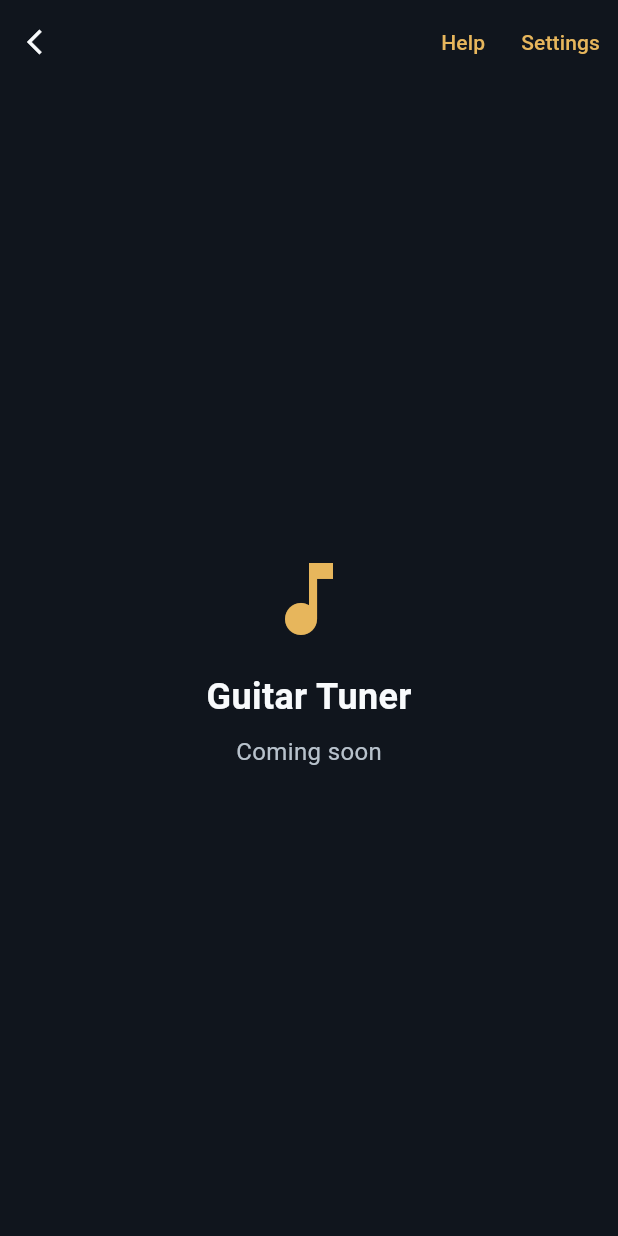
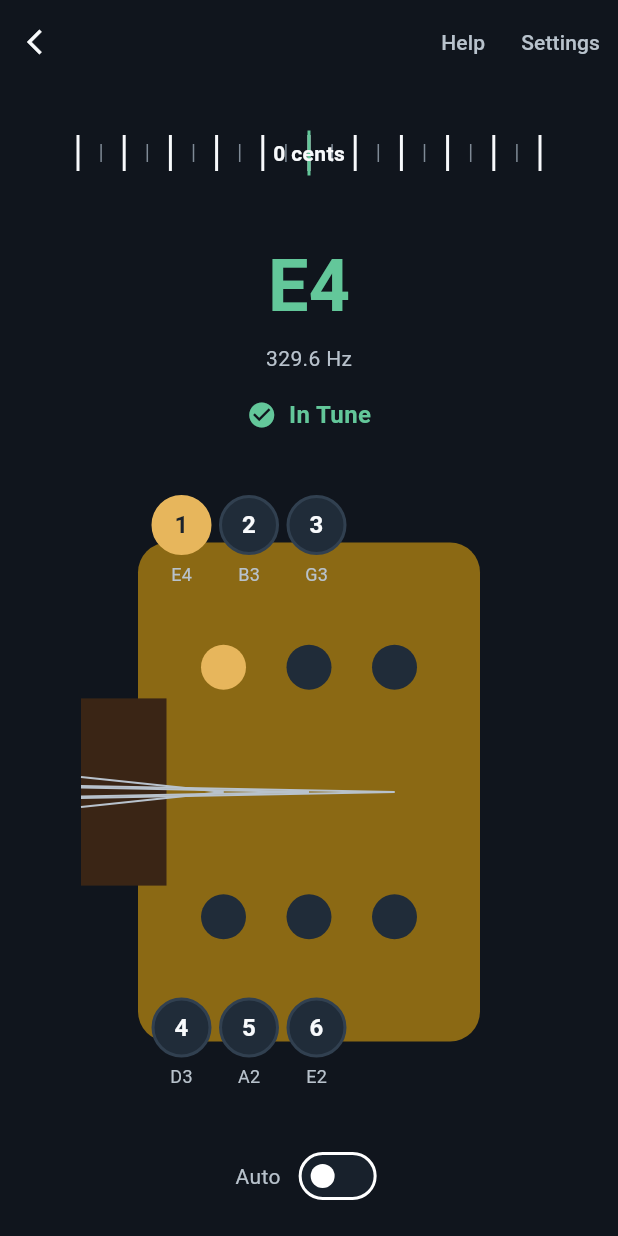
Before and after one commit to justinfcat007-tech/tuner-app, a Flutter app: the GuitarTunerScreen screen opened by its route, on a phone screen of 412 x 824 dp. Run offline on Flutter 3.47's test engine with Material 3 defaults, Android fonts, the phone set to English and light mode, and no system bars; our stand-ins replace flutter_riverpod, go_router, shared_preferences; accounts and stored records are empty; Roboto replaces fonts that are missing (Georgia).

Commit message:
feat: Flutter phase 4 - Guitar tuner screen with headstock and meter
- Created GuitarHeadstock widget (3+3 peg layout, CustomPaint)
  - Tap peg to select string
  - Active peg highlighted with accent color
  - String labels and note names displayed
- Created TuningMeter widget (horizontal scale with animated indicator)
  - -50 to +50 cents range
  - Major/minor tick marks
  - Color-coded indicator (green/yellow/red)
  - Cents display in center
- Created NoteDisplay widget (large note name + frequency)
- Created StatusIndicator widget (In Tune/Too High/Too Low)
- Implemented GuitarTunerScreen
  - App bar with Help and Settings buttons
  - Settings bottom sheet (A4 reference, auto mode)
  - Auto mode toggle
  - Full Material 3 dark theme
- All flutter analyze checks pass
- All 31 tests pass
- Code formatted with dart format

```diff
--- a/flutter_app/lib/features/guitar/presentation/guitar_tuner_screen.dart
+++ b/flutter_app/lib/features/guitar/presentation/guitar_tuner_screen.dart
@@ -1,46 +1,227 @@
 import 'package:flutter/material.dart';
+import 'package:flutter_riverpod/flutter_riverpod.dart';
+import 'package:go_router/go_router.dart';
 
 import '../../../app/theme.dart';
+import '../../../core/audio/audio_engine.dart';
+import '../../../shared/models/tunings.dart';
+import '../../tuner/presentation/widgets/tuning_meter.dart';
+import 'widgets/guitar_headstock.dart';
 
-/// Guitar tuner screen - placeholder
-class GuitarTunerScreen extends StatelessWidget {
+/// Guitar tuner screen
+class GuitarTunerScreen extends ConsumerStatefulWidget {
   const GuitarTunerScreen({super.key});
 
   @override
-  Widget build(BuildContext context) {
-    return Scaffold(
-      appBar: AppBar(
-        leading: IconButton(
-          icon: const Icon(Icons.arrow_back_ios, size: 20),
-          onPressed: () => Navigator.pop(context),
-        ),
-        actions: [
-          TextButton(onPressed: () {}, child: const Text('Help')),
-          TextButton(onPressed: () {}, child: const Text('Settings')),
-        ],
+  ConsumerState<GuitarTunerScreen> createState() => _GuitarTunerScreenState();
+}
+
+class _GuitarTunerScreenState extends ConsumerState<GuitarTunerScreen> {
+  int _selectedString = 0; // 0-5 (E4, B3, G3, D3, A2, E2)
+  bool _autoMode = false;
+  double _a4Reference = 440.0;
+
+  // Simulated pitch result (will be replaced with actual audio engine)
+  final PitchResult _pitchResult = PitchResult.empty();
+
+  List<String> get _stringNotes => guitar.strings.map((s) => s.note).toList();
+
+  void _onPegSelected(int peg) {
+    setState(() {
+      _selectedString = peg - 1;
+      _autoMode = false;
+    });
+  }
+
+  void _onNoteChange(int peg) {
+    // TODO: Show note picker dialog
+    setState(() {
+      _selectedString = peg - 1;
+    });
+  }
+
+  void _showSettings() {
+    showModalBottomSheet(
+      context: context,
+      backgroundColor: AppTheme.surface,
+      shape: const RoundedRectangleBorder(
+        borderRadius: BorderRadius.vertical(top: Radius.circular(16)),
       ),
-      body: Center(
+      builder: (context) => Padding(
+        padding: const EdgeInsets.all(24),
         child: Column(
-          mainAxisAlignment: MainAxisAlignment.center,
+          mainAxisSize: MainAxisSize.min,
+          crossAxisAlignment: CrossAxisAlignment.start,
           children: [
-            Icon(Icons.music_note, size: 64, color: AppTheme.accent),
-            const SizedBox(height: 16),
             Text(
-              'Guitar Tuner',
+              'Settings',
               style: TextStyle(
-                fontSize: 24,
+                fontSize: 20,
                 fontWeight: FontWeight.w700,
                 color: AppTheme.textPrimary,
               ),
             ),
-            const SizedBox(height: 8),
-            Text(
-              'Coming soon',
-              style: TextStyle(fontSize: 16, color: AppTheme.textSecondary),
+            const SizedBox(height: 24),
+            Row(
+              mainAxisAlignment: MainAxisAlignment.spaceBetween,
+              children: [
+                Text(
+                  'A4 Reference',
+                  style: TextStyle(color: AppTheme.textSecondary, fontSize: 16),
+                ),
+                DropdownButton<double>(
+                  value: _a4Reference,
+                  dropdownColor: AppTheme.surface,
+                  items: [440.0, 442.0, 443.0].map((freq) {
+                    return DropdownMenuItem(
+                      value: freq,
+                      child: Text('${freq.toInt()} Hz'),
+                    );
+                  }).toList(),
+                  onChanged: (value) {
+                    if (value != null) {
+                      setState(() {
+                        _a4Reference = value;
+                      });
+                      Navigator.pop(context);
+                    }
+                  },
+                ),
+              ],
+            ),
+            const SizedBox(height: 24),
+            Row(
+              mainAxisAlignment: MainAxisAlignment.spaceBetween,
+              children: [
+                Text(
+                  'Auto Mode',
+                  style: TextStyle(color: AppTheme.textSecondary, fontSize: 16),
+                ),
+                Switch(
+                  value: _autoMode,
+                  activeColor: AppTheme.accent,
+                  onChanged: (value) {
+                    setState(() {
+                      _autoMode = value;
+                    });
+                    Navigator.pop(context);
+                  },
+                ),
+              ],
             ),
           ],
         ),
       ),
     );
   }
+
+  @override
+  Widget build(BuildContext context) {
+    final targetFrequency = guitar.strings[_selectedString].frequency;
+    final targetNote = guitar.strings[_selectedString].note;
+
+    return Scaffold(
+      appBar: AppBar(
+        backgroundColor: AppTheme.canvas,
+        leading: IconButton(
+          icon: Icon(
+            Icons.arrow_back_ios,
+            size: 20,
+            color: AppTheme.textPrimary,
+          ),
+          onPressed: () => context.pop(),
+        ),
+        actions: [
+          TextButton(
+            onPressed: () {
+              // TODO: Show help dialog
+            },
+            child: Text(
+              'Help',
+              style: TextStyle(color: AppTheme.textSecondary),
+            ),
+          ),
+          TextButton(
+            onPressed: _showSettings,
+            child: Text(
+              'Settings',
+              style: TextStyle(color: AppTheme.textSecondary),
+            ),
+          ),
+        ],
+      ),
+      body: SafeArea(
+        child: Padding(
+          padding: const EdgeInsets.all(16),
+          child: Column(
+            children: [
+              // Tuning meter
+              TuningMeter(
+                cents: _pitchResult.cents,
+                state: AudioEngineState.idle,
+              ),
+              const SizedBox(height: 24),
+
+              // Note display
+              NoteDisplay(
+                note: _pitchResult.frequency > 0
+                    ? _pitchResult.note
+                    : targetNote,
+                frequency: _pitchResult.frequency > 0
+                    ? _pitchResult.frequency
+                    : targetFrequency,
+                inTune: _pitchResult.inTune,
+              ),
+              const SizedBox(height: 16),
+
+              // Status indicator
+              StatusIndicator(
+                inTune: _pitchResult.inTune,
+                tooHigh: _pitchResult.tooHigh,
+                tooLow: _pitchResult.tooLow,
+              ),
+              const SizedBox(height: 32),
+
+              // Guitar headstock
+              Expanded(
+                child: Center(
+                  child: GuitarHeadstock(
+                    activePeg: _selectedString + 1,
+                    stringNotes: _stringNotes,
+                    onPegSelected: _onPegSelected,
+                    onNoteChange: _onNoteChange,
+                  ),
+                ),
+              ),
+              const SizedBox(height: 24),
+
+              // Auto mode toggle
+              Row(
+                mainAxisAlignment: MainAxisAlignment.center,
+                children: [
+                  Text(
+                    'Auto',
+                    style: TextStyle(
+                      color: AppTheme.textSecondary,
+                      fontSize: 14,
+                    ),
+                  ),
+                  const SizedBox(width: 8),
+                  Switch(
+                    value: _autoMode,
+                    activeColor: AppTheme.accent,
+                    onChanged: (value) {
+                      setState(() {
+                        _autoMode = value;
+                      });
+                    },
+                  ),
+                ],
+              ),
+            ],
+          ),
+        ),
+      ),
+    );
+  }
 }
--- /dev/null
+++ b/flutter_app/lib/features/guitar/presentation/widgets/guitar_headstock.dart
@@ -0,0 +1,234 @@
+import 'package:flutter/material.dart';
+import '../../../../app/theme.dart';
+
+/// Guitar headstock widget with 6 tuning pegs (3+3 layout)
+class GuitarHeadstock extends StatelessWidget {
+  final int activePeg; // 1-6
+  final List<String> stringNotes; // ['E4', 'B3', 'G3', 'D3', 'A2', 'E2']
+  final ValueChanged<int> onPegSelected; // peg number 1-6
+  final ValueChanged<int> onNoteChange; // peg number 1-6
+
+  const GuitarHeadstock({
+    super.key,
+    required this.activePeg,
+    required this.stringNotes,
+    required this.onPegSelected,
+    required this.onNoteChange,
+  });
+
+  // Top row pegs (1, 2, 3)
+  static const List<double> _topPegX = [0.35, 0.5, 0.65];
+  // Bottom row pegs (4, 5, 6)
+  static const List<double> _bottomPegX = [0.35, 0.5, 0.65];
+
+  @override
+  Widget build(BuildContext context) {
+    return CustomPaint(
+      size: const Size(300, 200),
+      painter: _HeadstockPainter(
+        activePeg: activePeg,
+        topPegX: _topPegX,
+        bottomPegX: _bottomPegX,
+      ),
+      child: GestureDetector(
+        behavior: HitTestBehavior.opaque,
+        onTapDown: (details) {
+          final size = context.size ?? const Size(300, 200);
+          final x = details.localPosition.dx / size.width;
+          final y = details.localPosition.dy / size.height;
+
+          // Check which peg was tapped
+          for (var i = 0; i < 3; i++) {
+            // Top row (pegs 1, 2, 3)
+            if ((x - _topPegX[i]).abs() < 0.1 && y < 0.5) {
+              onPegSelected(i + 1);
+              return;
+            }
+            // Bottom row (pegs 4, 5, 6)
+            if ((x - _bottomPegX[i]).abs() < 0.1 && y >= 0.5) {
+              onPegSelected(i + 4);
+              return;
+            }
+          }
+        },
+        onLongPress: () {
+          // TODO: Show note picker for active peg
+        },
+        child: Stack(
+          children: [
+            // String labels
+            for (var i = 0; i < 3; i++)
+              Positioned(
+                left: _topPegX[i] * 300 - 20,
+                top: 10,
+                child: _PegLabel(
+                  text: '${i + 1}',
+                  isActive: activePeg == i + 1,
+                  note: stringNotes.length > i ? stringNotes[i] : '',
+                ),
+              ),
+            for (var i = 0; i < 3; i++)
+              Positioned(
+                left: _bottomPegX[i] * 300 - 20,
+                bottom: 10,
+                child: _PegLabel(
+                  text: '${i + 4}',
+                  isActive: activePeg == i + 4,
+                  note: stringNotes.length > i + 3 ? stringNotes[i + 3] : '',
+                ),
+              ),
+          ],
+        ),
+      ),
+    );
+  }
+}
+
+class _PegLabel extends StatelessWidget {
+  final String text;
+  final bool isActive;
+  final String note;
+
+  const _PegLabel({
+    required this.text,
+    required this.isActive,
+    required this.note,
+  });
+
+  @override
+  Widget build(BuildContext context) {
+    return Column(
+      children: [
+        Container(
+          width: 40,
+          height: 40,
+          decoration: BoxDecoration(
+            shape: BoxShape.circle,
+            color: isActive ? AppTheme.accent : AppTheme.surfaceRaised,
+            border: Border.all(
+              color: isActive ? AppTheme.accent : AppTheme.border,
+              width: 2,
+            ),
+          ),
+          child: Center(
+            child: Text(
+              text,
+              style: TextStyle(
+                color: isActive ? AppTheme.ink : AppTheme.textPrimary,
+                fontWeight: FontWeight.w700,
+                fontSize: 16,
+              ),
+            ),
+          ),
+        ),
+        const SizedBox(height: 4),
+        Text(
+          note,
+          style: TextStyle(color: AppTheme.textSecondary, fontSize: 12),
+        ),
+      ],
+    );
+  }
+}
+
+class _HeadstockPainter extends CustomPainter {
+  final int activePeg;
+  final List<double> topPegX;
+  final List<double> bottomPegX;
+
+  _HeadstockPainter({
+    required this.activePeg,
+    required this.topPegX,
+    required this.bottomPegX,
+  });
+
+  @override
+  void paint(Canvas canvas, Size size) {
+    final headstockPaint = Paint()
+      ..color = const Color(0xFF8B6914)
+      ..style = PaintingStyle.fill;
+
+    final neckPaint = Paint()
+      ..color = const Color(0xFF3A2515)
+      ..style = PaintingStyle.fill;
+
+    final stringPaint = Paint()
+      ..color = AppTheme.textSecondary
+      ..strokeWidth = 1.5
+      ..style = PaintingStyle.stroke;
+
+    // Draw headstock body
+    final headstockRect = Rect.fromLTWH(
+      size.width * 0.2,
+      size.height * 0.1,
+      size.width * 0.6,
+      size.height * 0.8,
+    );
+    canvas.drawRRect(
+      RRect.fromRectAndRadius(headstockRect, const Radius.circular(20)),
+      headstockPaint,
+    );
+
+    // Draw neck
+    final neckRect = Rect.fromLTWH(
+      size.width * 0.1,
+      size.height * 0.35,
+      size.width * 0.15,
+      size.height * 0.3,
+    );
+    canvas.drawRect(neckRect, neckPaint);
+
+    // Draw strings
+    for (var i = 0; i < 3; i++) {
+      // Top strings
+      final startX = topPegX[i] * size.width;
+      final startY = size.height * 0.5;
+      final endX = size.width * 0.1;
+      final endY = size.height * 0.5 - 10 + i * 7;
+      canvas.drawLine(Offset(startX, startY), Offset(endX, endY), stringPaint);
+
+      // Bottom strings
+      final startX2 = bottomPegX[i] * size.width;
+      final startY2 = size.height * 0.5;
+      final endX2 = size.width * 0.1;
+      final endY2 = size.height * 0.5 + 10 - i * 7;
+      canvas.drawLine(
+        Offset(startX2, startY2),
+        Offset(endX2, endY2),
+        stringPaint,
+      );
+    }
+
+    // Draw peg circles
+    final pegPaint = Paint()
+      ..color = AppTheme.surfaceRaised
+      ..style = PaintingStyle.fill;
+
+    final activePegPaint = Paint()
+      ..color = AppTheme.accent
+      ..style = PaintingStyle.fill;
+
+    for (var i = 0; i < 3; i++) {
+      // Top pegs
+      final isTopActive = activePeg == i + 1;
+      canvas.drawCircle(
+        Offset(topPegX[i] * size.width, size.height * 0.3),
+        15,
+        isTopActive ? activePegPaint : pegPaint,
+      );
+
+      // Bottom pegs
+      final isBottomActive = activePeg == i + 4;
+      canvas.drawCircle(
+        Offset(bottomPegX[i] * size.width, size.height * 0.7),
+        15,
+        isBottomActive ? activePegPaint : pegPaint,
+      );
+    }
+  }
+
+  @override
+  bool shouldRepaint(_HeadstockPainter oldDelegate) {
+    return oldDelegate.activePeg != activePeg;
+  }
+}
--- /dev/null
+++ b/flutter_app/lib/features/tuner/presentation/widgets/tuning_meter.dart
@@ -0,0 +1,204 @@
+import 'package:flutter/material.dart';
+import '../../../../app/theme.dart';
+import '../../../../core/audio/audio_engine.dart';
+
+/// Horizontal tuning meter with animated indicator
+class TuningMeter extends StatelessWidget {
+  final double cents; // -50 to +50
+  final AudioEngineState state;
+
+  const TuningMeter({
+    super.key,
+    required this.cents,
+    this.state = AudioEngineState.idle,
+  });
+
+  @override
+  Widget build(BuildContext context) {
+    return Container(
+      height: 60,
+      padding: const EdgeInsets.symmetric(horizontal: 16),
+      child: CustomPaint(
+        painter: _MeterPainter(cents: cents, state: state),
+        child: Center(
+          child: Text(
+            '${cents.round()} cents',
+            style: TextStyle(
+              color: AppTheme.textPrimary,
+              fontWeight: FontWeight.w600,
+              fontSize: 14,
+            ),
+          ),
+        ),
+      ),
+    );
+  }
+}
+
+class _MeterPainter extends CustomPainter {
+  final double cents;
+  final AudioEngineState state;
+
+  _MeterPainter({required this.cents, required this.state});
+
+  @override
+  void paint(Canvas canvas, Size size) {
+    final center = Offset(size.width / 2, size.height / 2);
+
+    // Draw tick marks
+    final tickPaint = Paint()
+      ..color = AppTheme.textMuted
+      ..strokeWidth = 1
+      ..style = PaintingStyle.stroke;
+
+    final majorTickPaint = Paint()
+      ..color = AppTheme.textPrimary
+      ..strokeWidth = 2
+      ..style = PaintingStyle.stroke;
+
+    for (var i = -50; i <= 50; i += 5) {
+      final x = center.dx + (i / 50) * (size.width / 2 - 20);
+      final isMajor = i % 10 == 0;
+      final tickHeight = isMajor ? 12.0 : 6.0;
+
+      canvas.drawLine(
+        Offset(x, center.dy - tickHeight),
+        Offset(x, center.dy + tickHeight),
+        isMajor ? majorTickPaint : tickPaint,
+      );
+    }
+
+    // Draw center line (in tune)
+    final centerLinePaint = Paint()
+      ..color = AppTheme.success
+      ..strokeWidth = 2
+      ..style = PaintingStyle.stroke;
+
+    canvas.drawLine(
+      Offset(center.dx, center.dy - 15),
+      Offset(center.dx, center.dy + 15),
+      centerLinePaint,
+    );
+
+    // Draw indicator
+    if (state == AudioEngineState.detected ||
+        state == AudioEngineState.listening) {
+      final clampedCents = cents.clamp(-50.0, 50.0);
+      final indicatorX =
+          center.dx + (clampedCents / 50) * (size.width / 2 - 20);
+
+      final indicatorPaint = Paint()
+        ..color = cents.abs() <= 5
+            ? AppTheme.success
+            : cents > 0
+            ? AppTheme.danger
+            : AppTheme.warning
+        ..style = PaintingStyle.fill;
+
+      // Draw triangle indicator
+      final path = Path()
+        ..moveTo(indicatorX, center.dy - 20)
+        ..lineTo(indicatorX - 8, center.dy - 8)
+        ..lineTo(indicatorX + 8, center.dy - 8)
+        ..close();
+
+      canvas.drawPath(path, indicatorPaint);
+    }
+  }
+
+  @override
+  bool shouldRepaint(_MeterPainter oldDelegate) {
+    return oldDelegate.cents != cents || oldDelegate.state != state;
+  }
+}
+
+/// Note display widget
+class NoteDisplay extends StatelessWidget {
+  final String note;
+  final double frequency;
+  final bool inTune;
+
+  const NoteDisplay({
+    super.key,
+    required this.note,
+    required this.frequency,
+    this.inTune = false,
+  });
+
+  @override
+  Widget build(BuildContext context) {
+    return Column(
+      children: [
+        Text(
+          note,
+          style: TextStyle(
+            fontSize: 48,
+            fontWeight: FontWeight.w700,
+            color: inTune ? AppTheme.success : AppTheme.textPrimary,
+            fontFamily: 'Georgia',
+          ),
+        ),
+        const SizedBox(height: 4),
+        Text(
+          '${frequency.toStringAsFixed(1)} Hz',
+          style: TextStyle(fontSize: 14, color: AppTheme.textSecondary),
+        ),
+      ],
+    );
+  }
+}
+
+/// Status indicator widget
+class StatusIndicator extends StatelessWidget {
+  final bool inTune;
+  final bool tooHigh;
+  final bool tooLow;
+
+  const StatusIndicator({
+    super.key,
+    required this.inTune,
+    required this.tooHigh,
+    required this.tooLow,
+  });
+
+  @override
+  Widget build(BuildContext context) {
+    IconData icon;
+    Color color;
+    String text;
+
+    if (inTune) {
+      icon = Icons.check_circle;
+      color = AppTheme.success;
+      text = 'In Tune';
+    } else if (tooHigh) {
+      icon = Icons.arrow_upward;
+      color = AppTheme.danger;
+      text = 'Too High';
+    } else if (tooLow) {
+      icon = Icons.arrow_downward;
+      color = AppTheme.warning;
+      text = 'Too Low';
+    } else {
+      icon = Icons.circle_outlined;
+      color = AppTheme.textMuted;
+      text = 'Play a note';
+    }
+
+    return Row(
+      mainAxisAlignment: MainAxisAlignment.center,
+      children: [
+        Icon(icon, color: color, size: 20),
+        const SizedBox(width: 8),
+        Text(
+          text,
+          style: TextStyle(
+            color: color,
+            fontSize: 16,
+            fontWeight: FontWeight.w600,
+          ),
+        ),
+      ],
+    );
+  }
+}
```
